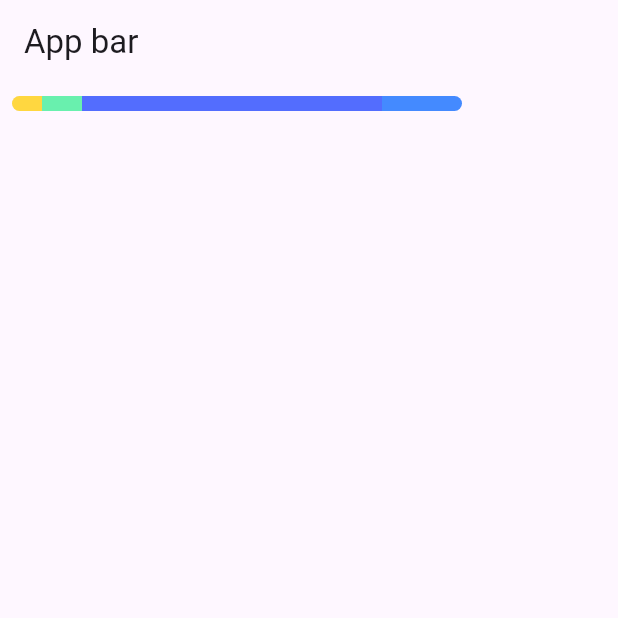
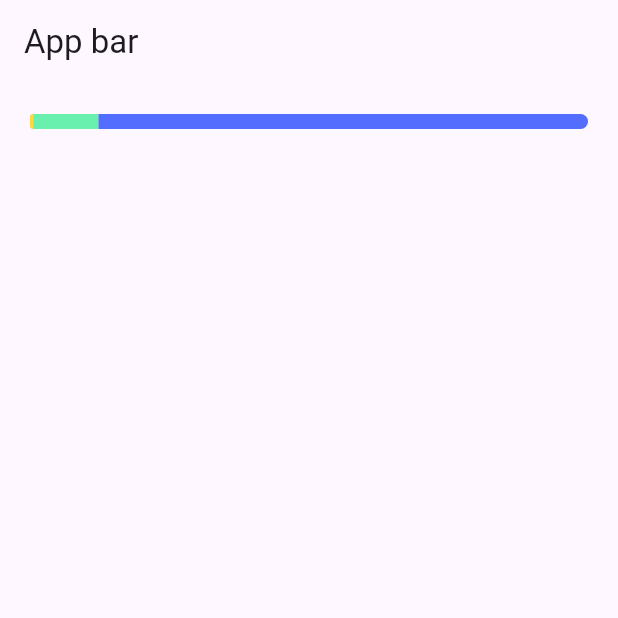
Before and after one commit to sparkwud/budgety, a Flutter app: the screen it shows after launch, on a phone screen of 412 x 824 dp, the top half of it. Run offline on Flutter 3.47's test engine with Material 2 defaults, Android fonts, the phone set to English and light mode, and no system bars.

Commit message:
Fix overflow error

```diff
--- a/lib/screens/home.dart
+++ b/lib/screens/home.dart
@@ -13,21 +13,19 @@ class Home extends StatelessWidget {
         body: const Column(
           children: [
             Padding(
-              padding: EdgeInsets.all(8.0),
-              child: SizedBox(
-                width: 200,
-                child: ExpenseBar(
+              padding: EdgeInsets.all(20.0),
+              child: ExpenseBar(
                   expenseData: [
-                    Expense(30000.00, Colors.amberAccent),
+                    Expense(2000.00, Colors.amberAccent),
                     Expense(40000.00, Colors.greenAccent),
                     Expense(300000.00, Colors.indigoAccent),
-                    Expense(80000.00, Colors.blueAccent),
+                    // Expense(80000.00, Colors.blueAccent),
                   ],
-                  totalBudget: 300000,
-                ),
+                totalBudget: 00.00,
               ),
             ),
           ],
-        ));
+        )
+    );
   }
 }
```
Also changed, not shown: lib/components/expense_bar.dart (+9 -2 lines).
